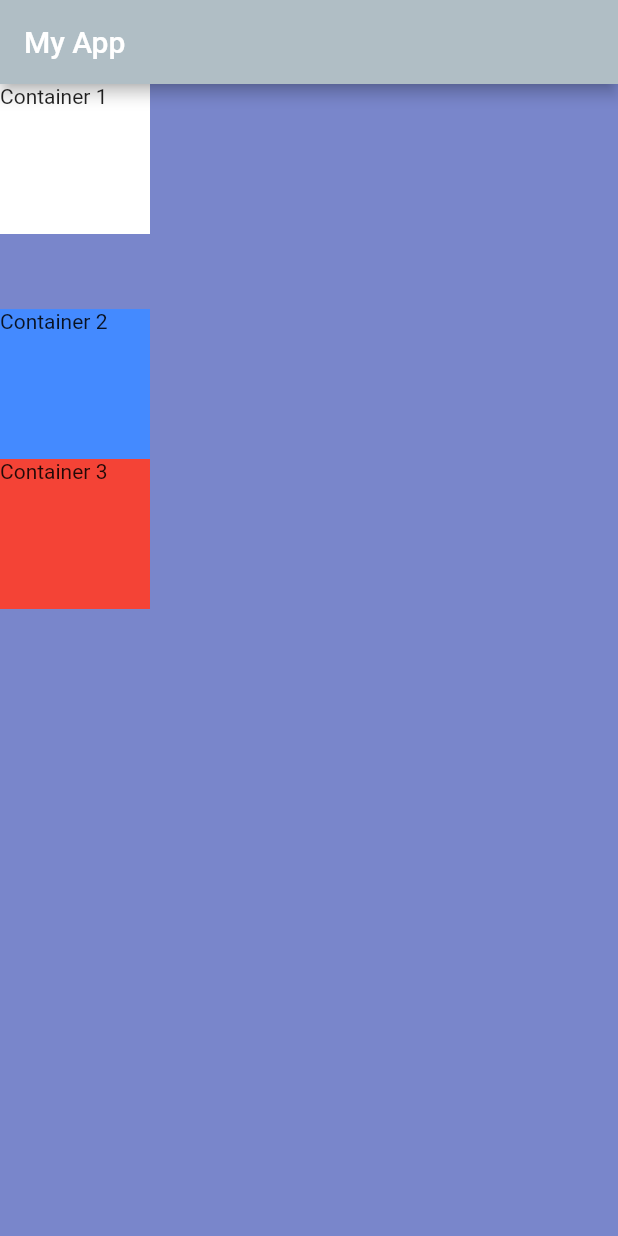
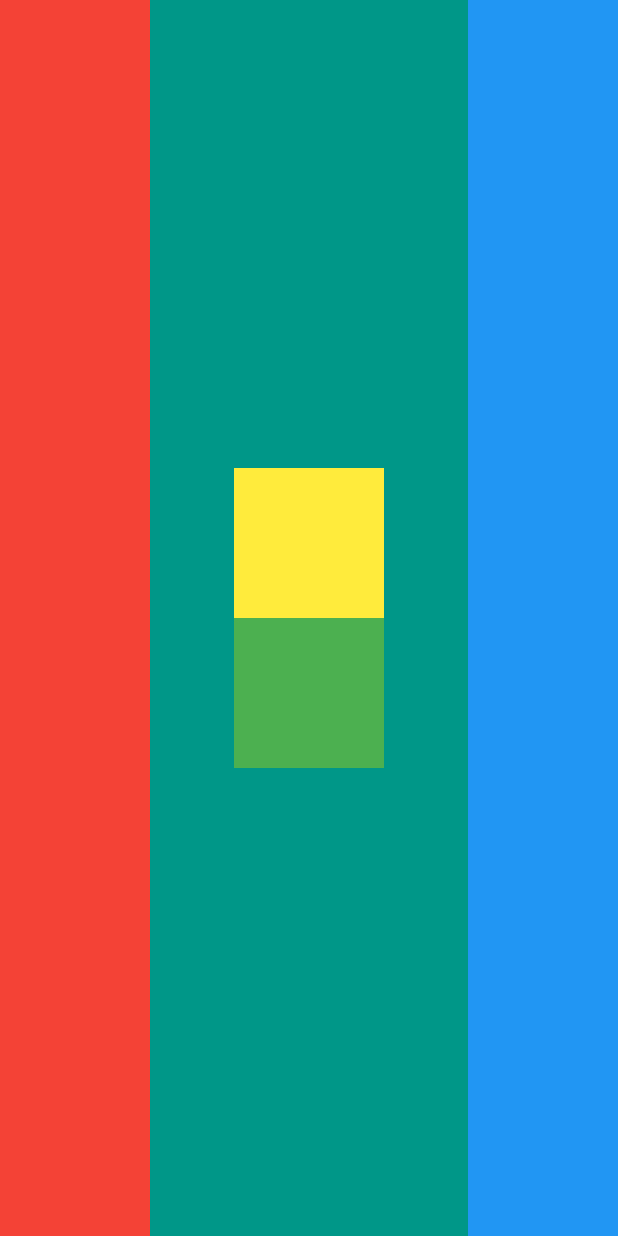
Before and after one commit to david7838/jessicaTeam_flutter_demo, a Flutter app: the screen it shows after launch, on a phone screen of 412 x 824 dp. Run offline on Flutter 3.47's test engine with Material 2 defaults, Android fonts, the phone set to English and light mode, and no system bars.

Commit message:
lab01: layout

```diff
--- a/lib/main.dart
+++ b/lib/main.dart
@@ -11,46 +11,33 @@ class MyApp extends StatelessWidget {
   Widget build(BuildContext context) {
     return MaterialApp(
       home: Scaffold(
-        backgroundColor: Colors.indigo[300],
-        appBar: AppBar(
-          backgroundColor: Colors.blueGrey[200],
-          title: const Text('My App'),
-        ),
+        backgroundColor: Colors.teal,
         body: SafeArea(
-          child: Column(
-            //mainAxisSize: MainAxisSize.min,           //確認layout
-            // verticalDirection: VerticalDirection.up, //從下往上開始
-            // mainAxisAlignment: MainAxisAlignment.end, //最下方開始對齊
-            // mainAxisAlignment: MainAxisAlignment.center, //中間開始對齊
-            //mainAxisAlignment: MainAxisAlignment.spaceBetween, //平均分割
-            crossAxisAlignment: CrossAxisAlignment
-                .end, //新增一個container with inifinty width,強制讓所有container靠右對齊
+          child: Row(
+            mainAxisAlignment: MainAxisAlignment.spaceBetween,
             children: [
               Container(
-                height: 100.0,
                 width: 100.0,
-                color: Colors.white,
-                child: const Text('Container 1 '),
-              ),
-              const SizedBox(
-                height: 50.0,
-              ), //增加空間
-              Container(
-                width: 100.0,
-                height: 100.0,
-                color: Colors.blueAccent,
-                child: const Text('Container 2 '),
+                color: Colors.red,
               ),
               Container(
                 width: 100.0,
-                height: 100.0,
-                color: Colors.red,
-                child: const Text('Container 3 '),
+                child: Column(
+                  mainAxisAlignment: MainAxisAlignment.center,
+                  children: [
+                    Container(
+                      width: 100.0,
+                      height: 100.0,
+                      color: Colors.yellow,
+                    ),
+                    Container(width: 100.0, height: 100.0, color: Colors.green)
+                  ],
+                ),
               ),
-              //Container(
-              //  width: double.infinity,
-              //  height: 10.0,
-              //)
+              Container(
+                width: 100.0,
+                color: Colors.blue,
+              )
             ],
           ),
         ),
```
